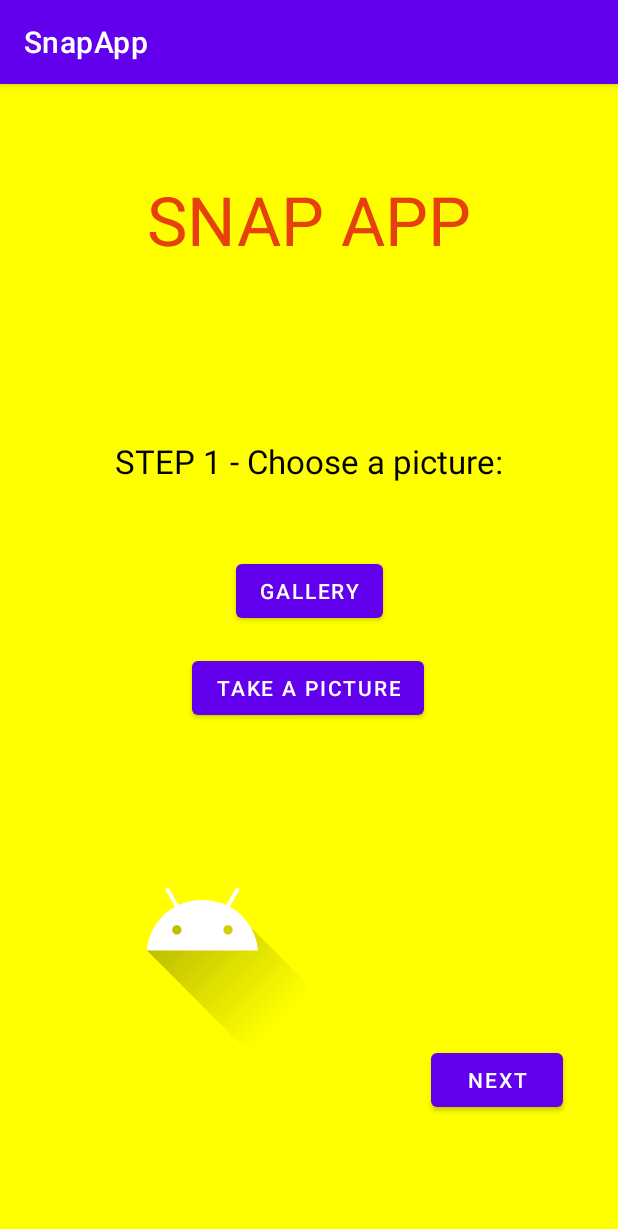
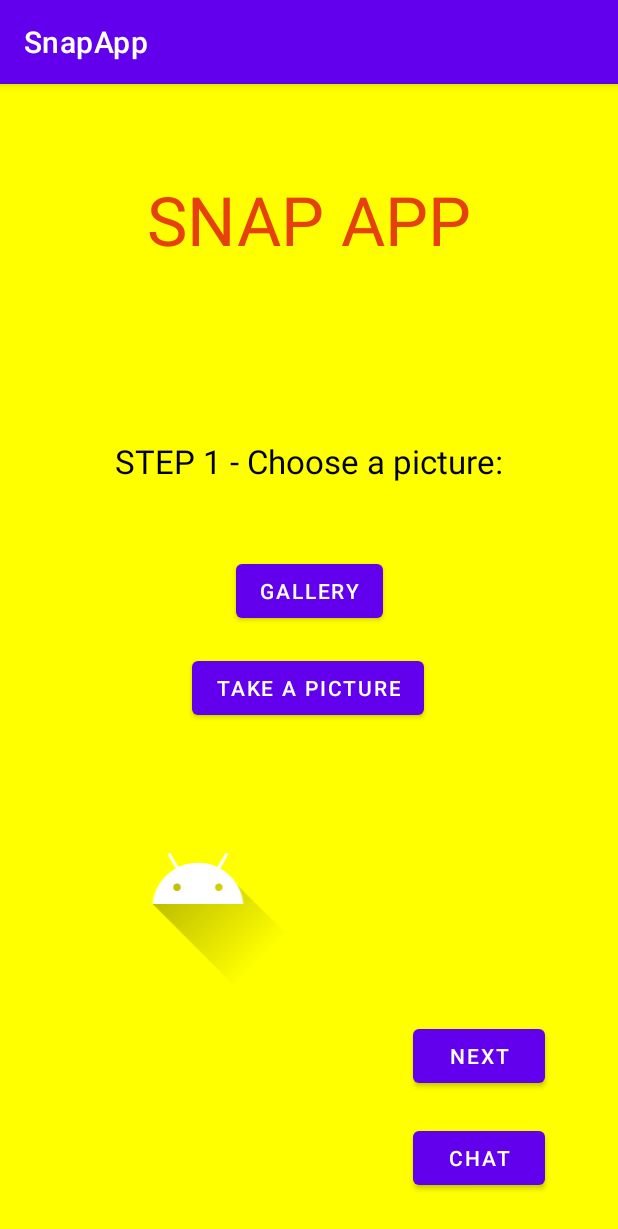
Before and after one commit to DavidKrtolica/AndroidDev, an Android app: the screen it shows after launch (MainActivity), on a phone screen of 412 x 824 dp. Shown: the top 1229 px of the screen. Run offline under Robolectric (Android 15) with nearby library versions, the phone set to English and light mode, and no system bars.

Commit message:
Last part missing - chat/feed implementation and deletion after opening

```diff
--- a/SnapApp/app/src/main/AndroidManifest.xml
+++ b/SnapApp/app/src/main/AndroidManifest.xml
@@ -11,7 +11,9 @@
         android:roundIcon="@mipmap/ic_launcher_round"
         android:supportsRtl="true"
         android:theme="@style/Theme.SnapApp">
-        <activity android:name=".EditSnapActivity"></activity>
+        <activity android:name=".DetailsActivity"></activity>
+        <activity android:name=".ChatActivity" />
+        <activity android:name=".EditSnapActivity" />
         <activity android:name=".MainActivity">
             <intent-filter>
                 <action android:name="android.intent.action.MAIN" />
--- a/SnapApp/app/src/main/java/com/example/snapapp/EditSnapActivity.java
+++ b/SnapApp/app/src/main/java/com/example/snapapp/EditSnapActivity.java
@@ -25,7 +25,7 @@ public class EditSnapActivity extends AppCompatActivity {
     private ImageView passingImg;
     private EditText editAddText;
 
-    private FirebaseFirestore db = FirebaseFirestore.getInstance();
+    //private FirebaseFirestore db = FirebaseFirestore.getInstance();
     FirebaseStorage storage = FirebaseStorage.getInstance();
 
     @Override
@@ -37,7 +37,7 @@ public class EditSnapActivity extends AppCompatActivity {
         editAddText = findViewById(R.id.editAddText);
 
         // GETTING THE PIC FROM MAIN ACTIVITY
-        if(getIntent().hasExtra("byteArray")) {
+        if(getIntent().hasExtra("byteArray") && !getIntent().hasExtra("data")) {
             Bitmap b = BitmapFactory.decodeByteArray(
                 getIntent().getByteArrayExtra("byteArray"),0,getIntent().getByteArrayExtra("byteArray").length);
             passingImg.setImageBitmap(b);
--- /dev/null
+++ b/SnapApp/app/src/main/java/com/example/snapapp/TaskListener.java
@@ -0,0 +1,5 @@
+package com.example.snapapp;
+
+public interface TaskListener {
+    public void receive(byte[] bytes);
+}
--- /dev/null
+++ b/SnapApp/app/src/main/java/com/example/snapapp/Updateable.java
@@ -0,0 +1,5 @@
+package com.example.snapapp;
+
+public interface Updateable {
+    public void update(Object o);
+}
--- a/SnapApp/app/src/main/res/layout/activity_edit_snap.xml
+++ b/SnapApp/app/src/main/res/layout/activity_edit_snap.xml
@@ -8,8 +8,8 @@
 
     <ImageView
         android:id="@+id/passingImg"
-        android:layout_width="394dp"
-        android:layout_height="424dp"
+        android:layout_width="411dp"
+        android:layout_height="426dp"
         app:layout_constraintBottom_toBottomOf="parent"
         app:layout_constraintEnd_toEndOf="parent"
         app:layout_constraintHorizontal_bias="0.0"
--- a/SnapApp/app/src/main/res/layout/activity_main.xml
+++ b/SnapApp/app/src/main/res/layout/activity_main.xml
@@ -6,6 +6,19 @@
     android:layout_height="match_parent"
     android:background="#FFFF00"
     tools:context=".MainActivity">
+
+    <Button
+        android:id="@+id/chatBtn"
+        android:layout_width="wrap_content"
+        android:layout_height="wrap_content"
+        android:layout_marginStart="47dp"
+        android:layout_marginBottom="28dp"
+        android:onClick="chatPressed"
+        android:text="chat"
+        app:layout_constraintBottom_toBottomOf="parent"
+        app:layout_constraintEnd_toEndOf="parent"
+        app:layout_constraintHorizontal_bias="0.25"
+        app:layout_constraintStart_toEndOf="@+id/imgChosen" />
 
     <TextView
         android:id="@+id/textView"
@@ -46,6 +59,7 @@
         android:id="@+id/takepicBtn"
         android:layout_width="wrap_content"
         android:layout_height="wrap_content"
+        android:onClick="takePicPressed"
         android:text="Take a picture"
         app:layout_constraintBottom_toBottomOf="parent"
         app:layout_constraintEnd_toEndOf="parent"
@@ -56,13 +70,15 @@
 
     <ImageView
         android:id="@+id/imgChosen"
-        android:layout_width="186dp"
-        android:layout_height="174dp"
-        android:layout_marginTop="48dp"
+        android:layout_width="160dp"
+        android:layout_height="142dp"
+        android:layout_marginTop="36dp"
+        app:layout_constraintBottom_toBottomOf="parent"
         app:layout_constraintEnd_toEndOf="parent"
-        app:layout_constraintHorizontal_bias="0.186"
+        app:layout_constraintHorizontal_bias="0.207"
         app:layout_constraintStart_toStartOf="parent"
         app:layout_constraintTop_toBottomOf="@+id/takepicBtn"
+        app:layout_constraintVertical_bias="0.0"
         app:srcCompat="@drawable/ic_launcher_foreground" />
 
     <Button
@@ -70,10 +86,11 @@
         android:layout_width="wrap_content"
         android:layout_height="wrap_content"
         android:layout_marginStart="47dp"
-        android:layout_marginBottom="80dp"
+        android:layout_marginBottom="96dp"
         android:text="Next"
         app:layout_constraintBottom_toBottomOf="parent"
         app:layout_constraintEnd_toEndOf="parent"
         app:layout_constraintHorizontal_bias="0.25"
         app:layout_constraintStart_toEndOf="@+id/imgChosen" />
+
 </androidx.constraintlayout.widget.ConstraintLayout>
```
Also changed, not shown: SnapApp/app/src/main/java/com/example/snapapp/ChatActivity.java (added, +46 -0 lines), SnapApp/app/src/main/java/com/example/snapapp/DetailsActivity.java (added, +34 -0 lines), SnapApp/app/src/main/java/com/example/snapapp/MainActivity.java (+33 -5 lines), SnapApp/app/src/main/java/com/example/snapapp/adapter/MyAdapter.java (added, +55 -0 lines), SnapApp/app/src/main/java/com/example/snapapp/repo/MyRepo.java (added, +63 -0 lines), SnapApp/app/src/main/res/layout/activity_chat.xml (added, +17 -0 lines), SnapApp/app/src/main/res/layout/activity_details.xml (added, +18 -0 lines), SnapApp/app/src/main/res/layout/myrow.xml (added, +15 -0 lines).
